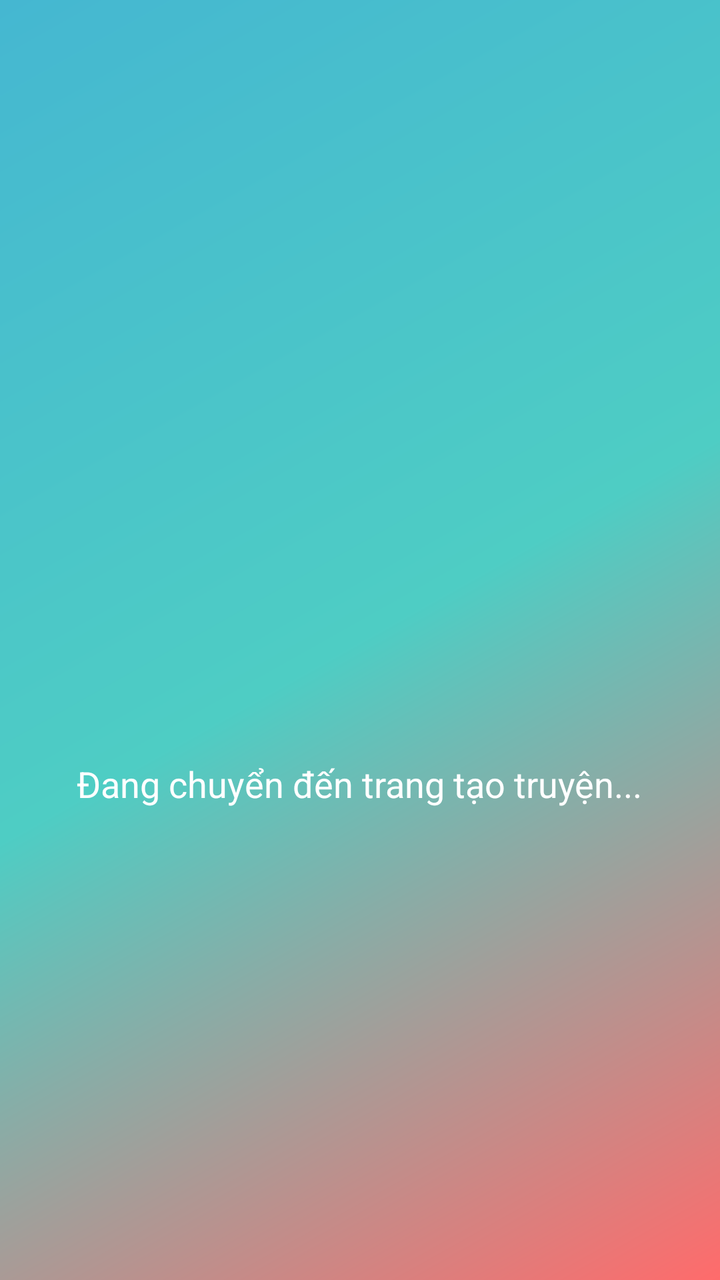
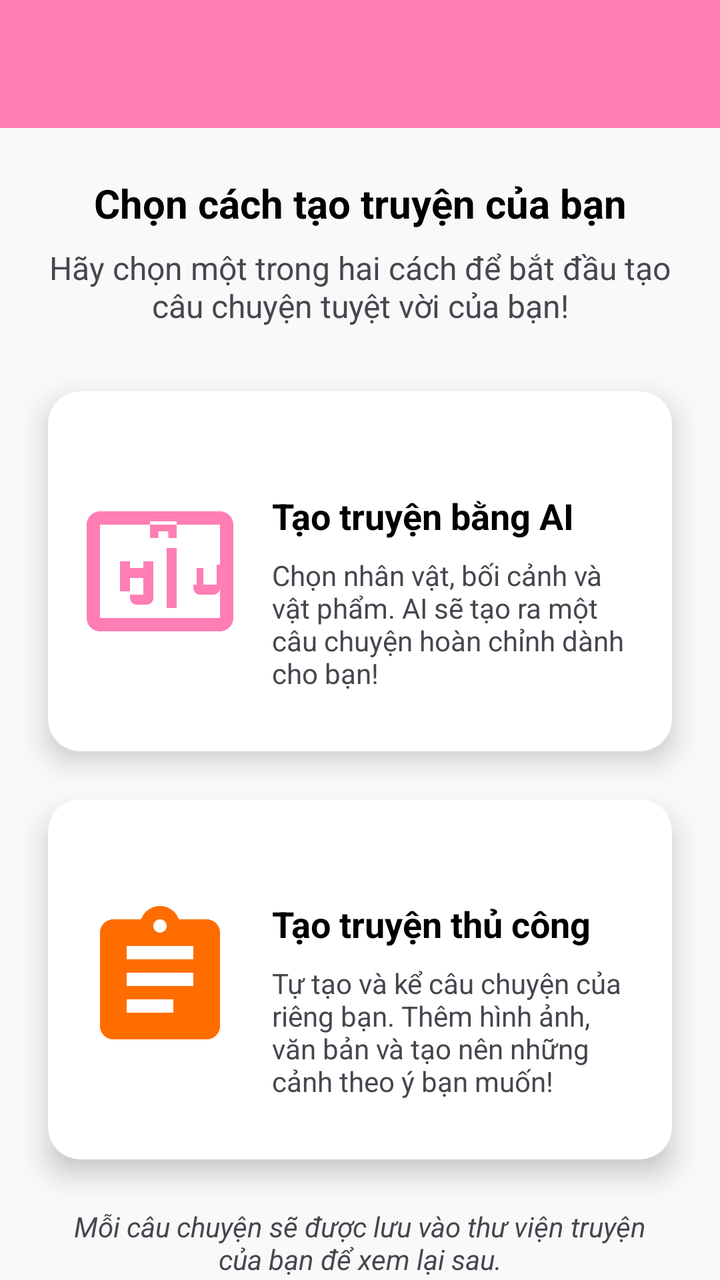

Compare the two renders of this Android layout. The source of the first and the diff that turns it into the second are given below.
<!-- AndroidManifest.xml: application theme Theme.KidApp -->
<!-- res/layout/activity_story_creation.xml -->
<?xml version="1.0" encoding="utf-8"?>
<androidx.coordinatorlayout.widget.CoordinatorLayout
    xmlns:android="http://schemas.android.com/apk/res/android"
    xmlns:app="http://schemas.android.com/apk/res-auto"
    android:layout_width="match_parent"
    android:layout_height="match_parent"
    android:background="@drawable/gradient_background">

    <com.google.android.material.appbar.AppBarLayout
        android:layout_width="match_parent"
        android:layout_height="wrap_content"
        android:background="@android:color/transparent"
        android:elevation="0dp">

        <androidx.appcompat.widget.Toolbar
            android:id="@+id/toolbar"
            android:layout_width="match_parent"
            android:layout_height="?attr/actionBarSize"
            app:titleTextColor="@color/white" />

    </com.google.android.material.appbar.AppBarLayout>

    <LinearLayout
        android:layout_width="match_parent"
        android:layout_height="match_parent"
        android:gravity="center"
        android:orientation="vertical"
        app:layout_behavior="@string/appbar_scrolling_view_behavior">

        <ProgressBar
            android:layout_width="64dp"
            android:layout_height="64dp"
            android:indeterminate="true" />

        <TextView
            android:layout_width="wrap_content"
            android:layout_height="wrap_content"
            android:layout_marginTop="16dp"
            android:text="Đang chuyển đến trang tạo truyện..."
            android:textColor="@color/white"
            android:textSize="18sp" />

    </LinearLayout>

</androidx.coordinatorlayout.widget.CoordinatorLayout>
<!-- resources referenced by this layout -->
<resources>
  <color name="white">#FFFFFFFF</color>
  <!-- drawable gradient_background (drawable) -->
  <?xml version="1.0" encoding="utf-8"?>
  <shape xmlns:android="http://schemas.android.com/apk/res/android">
      <gradient
          android:angle="135"
          android:startColor="#FF6B6B"
          android:centerColor="#4ECDC4"
          android:endColor="#45B7D1"
          android:type="linear" />
  </shape>
  <style name="Theme.KidApp" parent="Base.Theme.KidApp" />
  <style name="Base.Theme.KidApp" parent="Theme.Material3.DayNight.NoActionBar">
          <item name="colorPrimary">@color/primary</item>
          <item name="colorPrimaryDark">@color/primary_dark</item>
          <item name="colorAccent">@color/accent</item>
          <item name="android:windowBackground">@color/background</item>
      </style>
  <color name="primary">#FF7EB3</color>
  <color name="primary_dark">#FF54B0</color>
  <color name="accent">#FFCA53</color>
  <color name="background">#FFF9F6</color>
</resources>

<!-- the commit's change to res/layout/activity_story_creation.xml (unified diff, before → after) -->
@@ -1,45 +1,177 @@
 <?xml version="1.0" encoding="utf-8"?>
-<androidx.coordinatorlayout.widget.CoordinatorLayout
-    xmlns:android="http://schemas.android.com/apk/res/android"
+<androidx.constraintlayout.widget.ConstraintLayout xmlns:android="http://schemas.android.com/apk/res/android"
     xmlns:app="http://schemas.android.com/apk/res-auto"
+    xmlns:tools="http://schemas.android.com/tools"
     android:layout_width="match_parent"
     android:layout_height="match_parent"
-    android:background="@drawable/gradient_background">
+    android:background="@color/light_background"
+    tools:context=".Activity.StoryCreationActivity">
 
-    <com.google.android.material.appbar.AppBarLayout
+    <androidx.appcompat.widget.Toolbar
+        android:id="@+id/toolbar"
         android:layout_width="match_parent"
+        android:layout_height="?attr/actionBarSize"
+        android:background="@color/primary"
+        android:elevation="4dp"
+        android:theme="@style/ThemeOverlay.AppCompat.Dark.ActionBar"
+        app:layout_constraintEnd_toEndOf="parent"
+        app:layout_constraintStart_toStartOf="parent"
+        app:layout_constraintTop_toTopOf="parent"
+        app:popupTheme="@style/ThemeOverlay.AppCompat.Light" />
+
+    <TextView
+        android:id="@+id/tvInstruction"
+        android:layout_width="0dp"
         android:layout_height="wrap_content"
-        android:background="@android:color/transparent"
-        android:elevation="0dp">
+        android:layout_marginStart="16dp"
+        android:layout_marginTop="24dp"
+        android:layout_marginEnd="16dp"
+        android:text="Chọn cách tạo truyện của bạn"
+        android:textAlignment="center"
+        android:textSize="20sp"
+        android:textStyle="bold"
+        android:textColor="@color/black"
+        app:layout_constraintEnd_toEndOf="parent"
+        app:layout_constraintStart_toStartOf="parent"
+        app:layout_constraintTop_toBottomOf="@+id/toolbar" />
 
-        <androidx.appcompat.widget.Toolbar
-            android:id="@+id/toolbar"
+    <TextView
+        android:id="@+id/tvSubInstruction"
+        android:layout_width="0dp"
+        android:layout_height="wrap_content"
+        android:layout_marginStart="24dp"
+        android:layout_marginTop="8dp"
+        android:layout_marginEnd="24dp"
+        android:text="Hãy chọn một trong hai cách để bắt đầu tạo câu chuyện tuyệt vời của bạn!"
+        android:textAlignment="center"
+        android:textSize="16sp"
+        app:layout_constraintEnd_toEndOf="parent"
+        app:layout_constraintStart_toStartOf="parent"
+        app:layout_constraintTop_toBottomOf="@+id/tvInstruction" />
+
+    <androidx.cardview.widget.CardView
+        android:id="@+id/cardAiStory"
+        android:layout_width="0dp"
+        android:layout_height="180dp"
+        android:layout_marginStart="24dp"
+        android:layout_marginTop="32dp"
+        android:layout_marginEnd="24dp"
+        app:cardCornerRadius="16dp"
+        app:cardElevation="8dp"
+        app:layout_constraintEnd_toEndOf="parent"
+        app:layout_constraintStart_toStartOf="parent"
+        app:layout_constraintTop_toBottomOf="@+id/tvSubInstruction">
+
+        <androidx.constraintlayout.widget.ConstraintLayout
             android:layout_width="match_parent"
-            android:layout_height="?attr/actionBarSize"
-            app:titleTextColor="@color/white" />
+            android:layout_height="match_parent"
+            android:padding="16dp">
 
-    </com.google.android.material.appbar.AppBarLayout>
+            <ImageView
+                android:id="@+id/imgAiStory"
+                android:layout_width="80dp"
+                android:layout_height="80dp"
+                android:src="@drawable/ai_story_icon"
+                app:layout_constraintBottom_toBottomOf="parent"
+                app:layout_constraintStart_toStartOf="parent"
+                app:layout_constraintTop_toTopOf="parent" />
 
-    <LinearLayout
-        android:layout_width="match_parent"
-        android:layout_height="match_parent"
-        android:gravity="center"
-        android:orientation="vertical"
-        app:layout_behavior="@string/appbar_scrolling_view_behavior">
+            <TextView
+                android:id="@+id/tvAiStoryTitle"
+                android:layout_width="0dp"
+                android:layout_height="wrap_content"
+                android:layout_marginStart="16dp"
+                android:text="Tạo truyện bằng AI"
+                android:textColor="@color/black"
+                android:textSize="18sp"
+                android:textStyle="bold"
+                app:layout_constraintEnd_toEndOf="parent"
+                app:layout_constraintStart_toEndOf="@+id/imgAiStory"
+                app:layout_constraintTop_toTopOf="@+id/imgAiStory" />
 
-        <ProgressBar
-            android:layout_width="64dp"
-            android:layout_height="64dp"
-            android:indeterminate="true" />
+            <TextView
+                android:id="@+id/tvAiStoryDesc"
+                android:layout_width="0dp"
+                android:layout_height="0dp"
+                android:layout_marginStart="16dp"
+                android:layout_marginTop="8dp"
+                android:text="Chọn nhân vật, bối cảnh và vật phẩm. AI sẽ tạo ra một câu chuyện hoàn chỉnh dành cho bạn!"
+                android:textSize="14sp"
+                app:layout_constraintBottom_toBottomOf="parent"
+                app:layout_constraintEnd_toEndOf="parent"
+                app:layout_constraintStart_toEndOf="@+id/imgAiStory"
+                app:layout_constraintTop_toBottomOf="@+id/tvAiStoryTitle" />
+        </androidx.constraintlayout.widget.ConstraintLayout>
+    </androidx.cardview.widget.CardView>
 
-        <TextView
-            android:layout_width="wrap_content"
-            android:layout_height="wrap_content"
-            android:layout_marginTop="16dp"
-            android:text="Đang chuyển đến trang tạo truyện..."
-            android:textColor="@color/white"
-            android:textSize="18sp" />
+    <androidx.cardview.widget.CardView
+        android:id="@+id/cardManualStory"
+        android:layout_width="0dp"
+        android:layout_height="180dp"
+        android:layout_marginStart="24dp"
+        android:layout_marginTop="24dp"
+        android:layout_marginEnd="24dp"
+        app:cardCornerRadius="16dp"
+        app:cardElevation="8dp"
+        app:layout_constraintEnd_toEndOf="parent"
+        app:layout_constraintStart_toStartOf="parent"
+        app:layout_constraintTop_toBottomOf="@+id/cardAiStory">
 
-    </LinearLayout>
+        <androidx.constraintlayout.widget.ConstraintLayout
+            android:layout_width="match_parent"
+            android:layout_height="match_parent"
+            android:padding="16dp">
 
-</androidx.coordinatorlayout.widget.CoordinatorLayout>
+            <ImageView
+                android:id="@+id/imgManualStory"
+                android:layout_width="80dp"
+                android:layout_height="80dp"
+                android:src="@drawable/manual_story_icon"
+                app:layout_constraintBottom_toBottomOf="parent"
+                app:layout_constraintStart_toStartOf="parent"
+                app:layout_constraintTop_toTopOf="parent" />
+
+            <TextView
+                android:id="@+id/tvManualStoryTitle"
+                android:layout_width="0dp"
+                android:layout_height="wrap_content"
+                android:layout_marginStart="16dp"
+                android:text="Tạo truyện thủ công"
+                android:textColor="@color/black"
+                android:textSize="18sp"
+                android:textStyle="bold"
+                app:layout_constraintEnd_toEndOf="parent"
+                app:layout_constraintStart_toEndOf="@+id/imgManualStory"
+                app:layout_constraintTop_toTopOf="@+id/imgManualStory" />
+
+            <TextView
+                android:id="@+id/tvManualStoryDesc"
+                android:layout_width="0dp"
+                android:layout_height="0dp"
+                android:layout_marginStart="16dp"
+                android:layout_marginTop="8dp"
+                android:text="Tự tạo và kể câu chuyện của riêng bạn. Thêm hình ảnh, văn bản và tạo nên những cảnh theo ý bạn muốn!"
+                android:textSize="14sp"
+                app:layout_constraintBottom_toBottomOf="parent"
+                app:layout_constraintEnd_toEndOf="parent"
+                app:layout_constraintStart_toEndOf="@+id/imgManualStory"
+                app:layout_constraintTop_toBottomOf="@+id/tvManualStoryTitle" />
+        </androidx.constraintlayout.widget.ConstraintLayout>
+    </androidx.cardview.widget.CardView>
+
+    <TextView
+        android:id="@+id/tvNote"
+        android:layout_width="0dp"
+        android:layout_height="wrap_content"
+        android:layout_marginStart="32dp"
+        android:layout_marginTop="24dp"
+        android:layout_marginEnd="32dp"
+        android:text="Mỗi câu chuyện sẽ được lưu vào thư viện truyện của bạn để xem lại sau."
+        android:textAlignment="center"
+        android:textSize="14sp"
+        android:textStyle="italic"
+        app:layout_constraintEnd_toEndOf="parent"
+        app:layout_constraintStart_toStartOf="parent"
+        app:layout_constraintTop_toBottomOf="@+id/cardManualStory" />
+
+</androidx.constraintlayout.widget.ConstraintLayout>
<!-- resource entries referenced after the edit -->
@@ -1,17 +1,9 @@
 <!-- resources referenced by this layout -->
 <resources>
-  <color name="white">#FFFFFFFF</color>
-  <!-- drawable gradient_background (drawable) -->
-  <?xml version="1.0" encoding="utf-8"?>
-  <shape xmlns:android="http://schemas.android.com/apk/res/android">
-      <gradient
-          android:angle="135"
-          android:startColor="#FF6B6B"
-          android:centerColor="#4ECDC4"
-          android:endColor="#45B7D1"
-          android:type="linear" />
-  </shape>
+  <color name="black">#FF000000</color>
+  <color name="light_background">#F9F9F9</color>
   <style name="Theme.KidApp" parent="Base.Theme.KidApp" />
+  <color name="secondary">#FF6D00</color>
   <style name="Base.Theme.KidApp" parent="Theme.Material3.DayNight.NoActionBar">
           <item name="colorPrimary">@color/primary</item>
           <item name="colorPrimaryDark">@color/primary_dark</item>
@@ -19,6 +11,30 @@
           <item name="android:windowBackground">@color/background</item>
       </style>
   <color name="primary">#FF7EB3</color>
+  <!-- drawable ai_story_icon (drawable) -->
+  <?xml version="1.0" encoding="utf-8"?>
+  <vector xmlns:android="http://schemas.android.com/apk/res/android"
+      android:width="24dp"
+      android:height="24dp"
+      android:viewportWidth="24"
+      android:viewportHeight="24"
+      android:tint="@color/primary">
+      <path
+          android:fillColor="@android:color/white"
+          android:pathData="M21,3H3c-1.1,0 -2,0.9 -2,2v14c0,1.1 0.9,2 2,2h18c1.1,0 2,-0.9 2,-2V5c0,-1.1 -0.9,-2 -2,-2zM21,19H3V5h18v14zM9.5,15.5V13h-2v2H6v-4.5h1.5v1h2v-1H11V16c0,0.55 -0.45,1 -1,1H8.5c-0.55,0 -1,-0.45 -1,-1v-0.5H9.5zM17.5,15.5v-4h1V14h2V11h0.5v3.5c0,0.55 -0.45,1 -1,1h-2c-0.55,0 -1,-0.45 -1,-1v-0.5H17.5zM13,17.5v-9h1.5v9H13zM14.5,7h-1.25V6h-1.5v1h-1.25V4.5h4V7z" />
+  </vector>
+  <!-- drawable manual_story_icon (drawable) -->
+  <?xml version="1.0" encoding="utf-8"?>
+  <vector xmlns:android="http://schemas.android.com/apk/res/android"
+      android:width="24dp"
+      android:height="24dp"
+      android:viewportWidth="24"
+      android:viewportHeight="24"
+      android:tint="@color/secondary">
+      <path
+          android:fillColor="@android:color/white"
+          android:pathData="M19,3h-4.18C14.4,1.84 13.3,1 12,1c-1.3,0 -2.4,0.84 -2.82,2L5,3c-1.1,0 -2,0.9 -2,2v14c0,1.1 0.9,2 2,2h14c1.1,0 2,-0.9 2,-2L21,5c0,-1.1 -0.9,-2 -2,-2zM12,3c0.55,0 1,0.45 1,1s-0.45,1 -1,1 -1,-0.45 -1,-1 0.45,-1 1,-1zM14,17L7,17v-2h7v2zM17,13L7,13v-2h10v2zM17,9L7,9L7,7h10v2z" />
+  </vector>
   <color name="primary_dark">#FF54B0</color>
   <color name="accent">#FFCA53</color>
   <color name="background">#FFF9F6</color>
